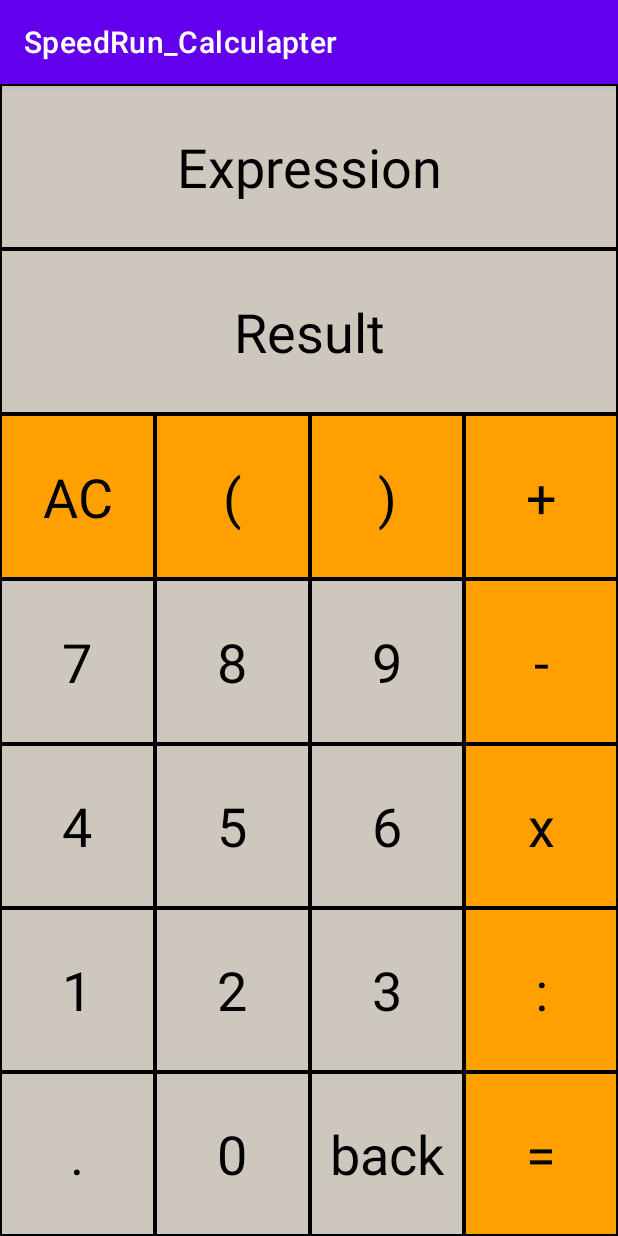
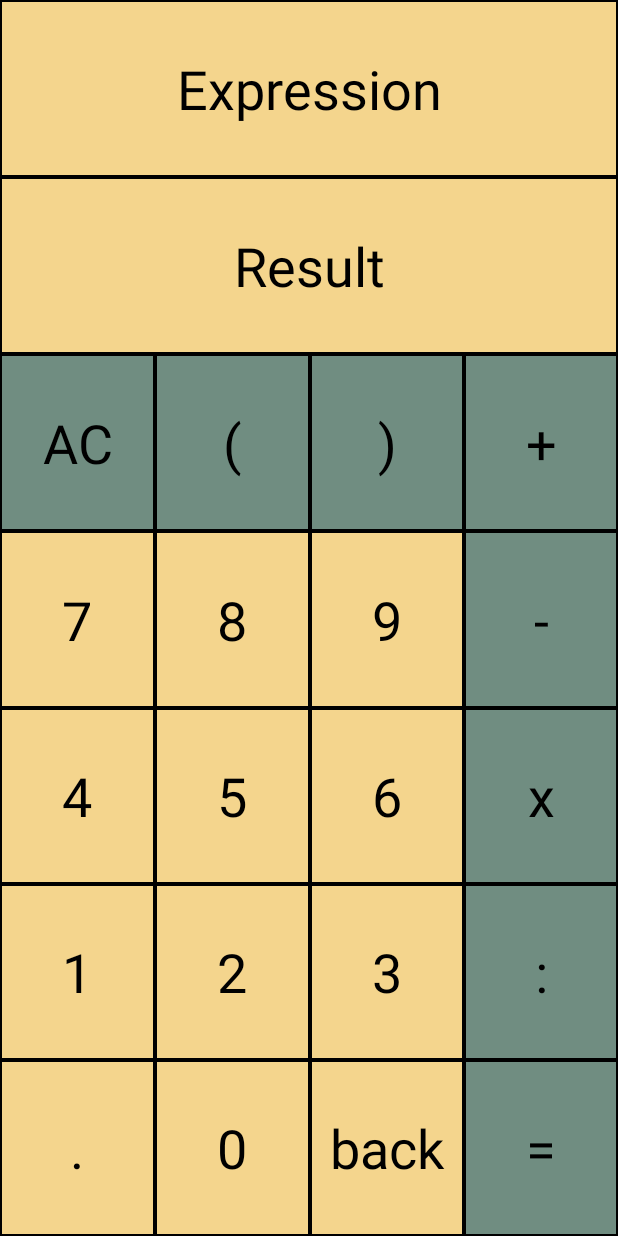
Before and after one commit to BlackfiremasterX/SpeedRun_Calculapter, an Android app: the screen it shows after launch (MainActivity), on a phone screen of 412 x 824 dp. Run offline under Robolectric (Android 15) with nearby library versions, the phone set to English and light mode, and no system bars; Roboto replaces fonts that are not available here.

```diff
--- a/app/src/main/AndroidManifest.xml
+++ b/app/src/main/AndroidManifest.xml
@@ -8,13 +8,12 @@
         android:label="@string/app_name"
         android:roundIcon="@mipmap/ic_launcher_round"
         android:supportsRtl="true"
-        android:theme="@style/Theme.SpeedRun_Calculapter">
+        android:theme="@style/Theme.Design.NoActionBar">
         <activity
             android:name=".MainActivity"
             android:exported="true">
             <intent-filter>
                 <action android:name="android.intent.action.MAIN" />
-
                 <category android:name="android.intent.category.LAUNCHER" />
             </intent-filter>
         </activity>
--- a/app/src/main/java/com/example/speedrun_calculapter/MainActivity.kt
+++ b/app/src/main/java/com/example/speedrun_calculapter/MainActivity.kt
@@ -2,10 +2,45 @@ package com.example.speedrun_calculapter
 
 import androidx.appcompat.app.AppCompatActivity
 import android.os.Bundle
+import kotlinx.android.synthetic.main.activity_main.*
 
 class MainActivity : AppCompatActivity() {
     override fun onCreate(savedInstanceState: Bundle?) {
         super.onCreate(savedInstanceState)
         setContentView(R.layout.activity_main)
+
+
+        tv_one.setOnClickListener {Text_in_Field("1",true) }
+        tv_two.setOnClickListener {Text_in_Field("2",true) }
+        tv_three.setOnClickListener {Text_in_Field("3",true) }
+        tv_four.setOnClickListener {Text_in_Field("4",true) }
+        tv_five.setOnClickListener {Text_in_Field("5",true) }
+        tv_six.setOnClickListener {Text_in_Field("6",true) }
+        tv_seven.setOnClickListener {Text_in_Field("7",true) }
+        tv_eight.setOnClickListener {Text_in_Field("8",true) }
+        tv_nine.setOnClickListener {Text_in_Field("9",true) }
+        tv_zero.setOnClickListener {Text_in_Field("0",true) }
+
+        tv_ac.setOnClickListener {tv_expression.text = ""}
+        tv_back.setOnClickListener {  }
+
+    }
+
+    fun Text_in_Field(str: String, clean: Boolean) {
+        if(tv_result.text.isNotEmpty())
+        {
+            tv_expression.text = ""
+        }
+        if(clean)
+        {
+            tv_result.text = ""
+            tv_expression.append(str)
+        }
+        else
+        {
+            tv_expression.append(tv_result.text)
+            tv_expression.append(str)
+            tv_result.text = ""
+        }
     }
 }
--- a/app/src/main/res/values/colors.xml
+++ b/app/src/main/res/values/colors.xml
@@ -9,5 +9,7 @@
     <color name="white">#FFFFFFFF</color>
     <color name="or">#FFA000</color>
     <color name="or2">#CDC7BD</color>
+    <color name="Xanadu">#708D81</color>
+    <color name="Jasmine">#F4D58D</color>
 
 </resources>
--- a/app/src/main/res/values/themes.xml
+++ b/app/src/main/res/values/themes.xml
@@ -20,7 +20,7 @@
         <item name="android:layout_weight">1</item>
         <item name="android:textSize">36sp</item>
         <item name="android:textColor">@color/black</item>
-        <item name="android:background">@color/or</item>
+        <item name="android:background">@color/Xanadu</item>
         <item name="android:layout_margin">1dp</item>
         <item name="fontFamily">@font/new_rocker</item>
     </style>
@@ -31,7 +31,7 @@
         <item name="android:layout_weight">1</item>
         <item name="android:textSize">36sp</item>
         <item name="android:textColor">@color/black</item>
-        <item name="android:background">@color/or2</item>
+        <item name="android:background">@color/Jasmine</item>
         <item name="android:layout_margin">1dp</item>
         <item name="fontFamily">@font/new_rocker</item>
 
--- a/build.gradle
+++ b/build.gradle
@@ -5,7 +5,7 @@ buildscript {
         mavenCentral()
     }
     dependencies {
-        classpath "com.android.tools.build:gradle:7.0.2"
+        classpath 'com.android.tools.build:gradle:7.0.3'
         classpath "org.jetbrains.kotlin:kotlin-gradle-plugin:1.5.20"
         classpath "org.jetbrains.kotlin:kotlin-android-extensions:1.5.20"
 
```
